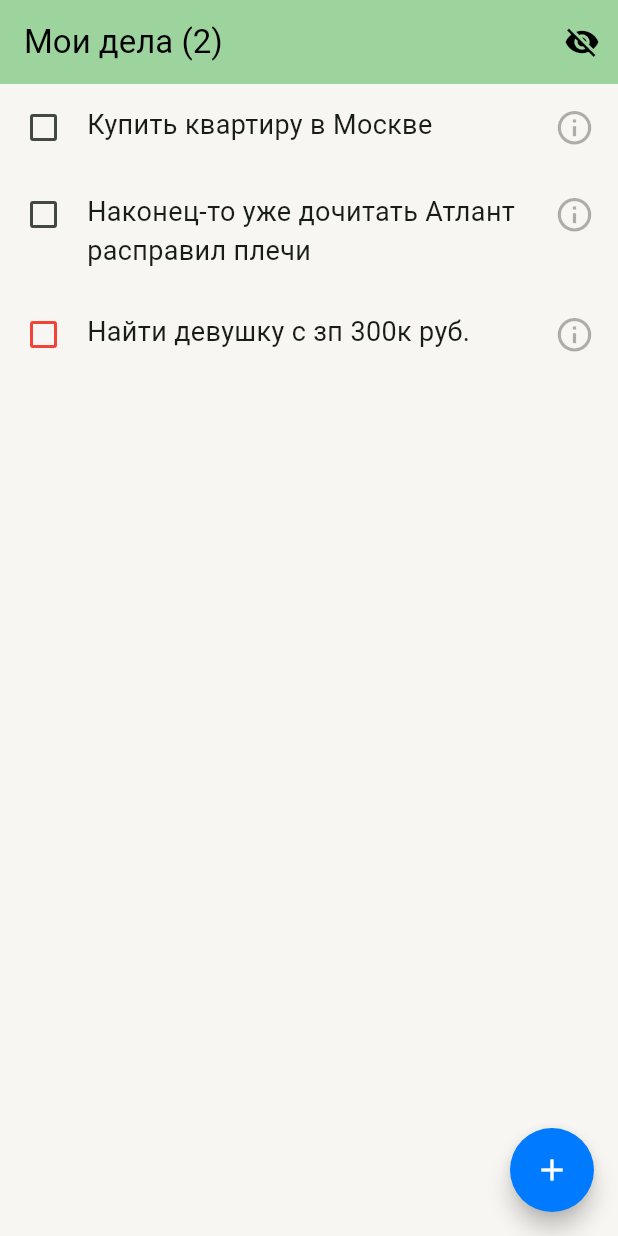
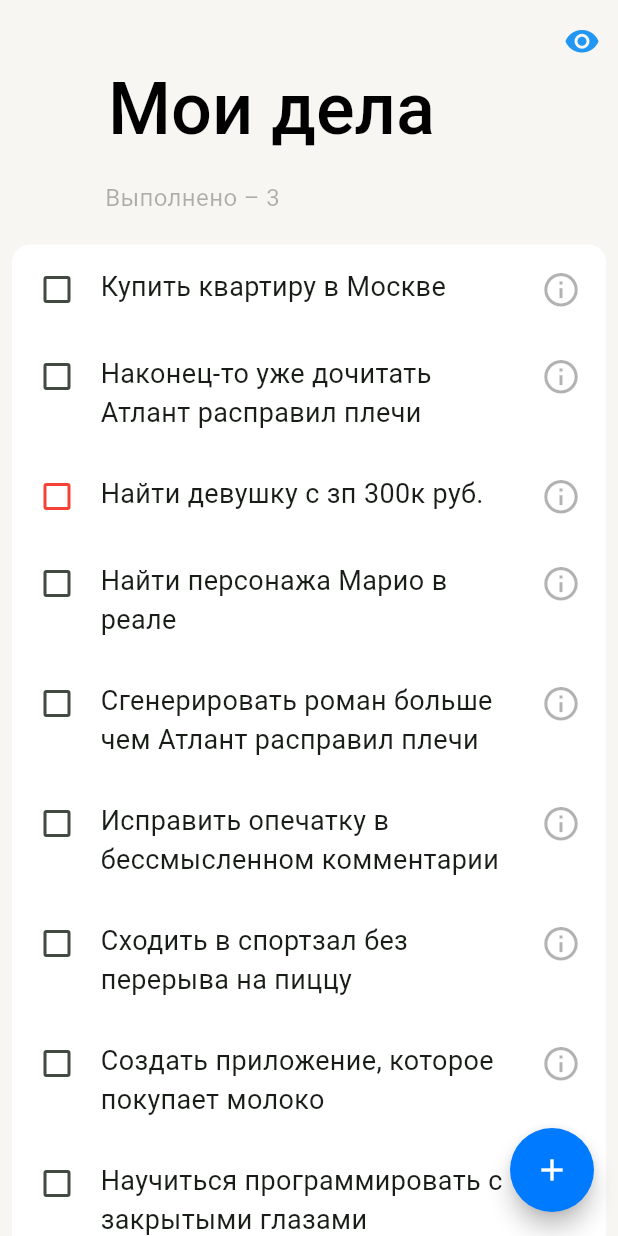
Before and after one commit to denisskin/todoapp, a Flutter app: the screen it shows after launch, on a phone screen of 412 x 824 dp. Run offline on Flutter 3.47's test engine with Material 2 defaults, Android fonts, the phone set to English and light mode, and no system bars; our stand-ins replace google_fonts.

Commit message:
fix homepage styles

```diff
--- a/lib/db.dart
+++ b/lib/db.dart
@@ -9,6 +9,15 @@ class TasksDB {
     Task(id: 3, title: 'Сходить в спортзал', completed: true),
     Task(id: 4, title: 'Наконец-то уже дочитать Атлант расправил плечи'),
     Task(id: 5, title: 'Найти девушку с зп 300к руб.', priority: 'high'),
+    Task(id: 6, title: 'Найти персонажа Марио в реале', priority: 'low'),
+    Task(id: 7, title: 'Сгенерировать роман больше чем Атлант расправил плечи'),
+    Task(id: 8, title: 'Перезагрузить кофеварку без ошибок', completed: true),
+    Task(id: 9, title: 'Исправить опечатку в бессмысленном комментарии'),
+    Task(id: 10, title: 'Сходить в спортзал без перерыва на пиццу'),
+    Task(id: 11, title: 'Создать приложение, которое покупает молоко'),
+    Task(id: 12, title: 'Научиться программировать с закрытыми глазами'),
+    Task(id: 13, title: 'Запустить скайнет и поработить мир', priority: 'low'),
+    Task(id: 14, title: 'Прокачать свой Тиндер-акк', priority: 'high'),
   ];
 
   TasksDB() {
--- a/lib/homepage.dart
+++ b/lib/homepage.dart
@@ -17,23 +17,100 @@ class _HomePageState extends State<HomePage> {
     final tasks = fViewAll ? DB.tasks.listAll() : DB.tasks.listCurrent();
 
     return Scaffold(
-      appBar: AppBar(
-        backgroundColor: Theme.of(context).colorScheme.inversePrimary,
-        title: Text('Мои дела (${DB.tasks.countCompleted()})'),
+      // appBar: AppBar(
+      //   backgroundColor: Theme.of(context).colorScheme.inversePrimary,
+      //   title: Text('Мои дела (${DB.tasks.countCompleted()})'),
+      //   centerTitle: false,
+      //   actions: [
+      //     IconButton(
+      //       icon:
+      //           Icon(fViewAll ? Icons.visibility_sharp : Icons.visibility_off),
+      //       onPressed: () => setState(() {
+      //         fViewAll = !fViewAll;
+      //       }),
+      //     ),
+      //   ],
+      // ),
+      // body: ListView.builder(
+      //   itemCount: tasks.length,
+      //   itemBuilder: (ctx, i) => _itemTile(ctx, tasks[i]!),
+      // ),
+      body: CustomScrollView(
+        slivers: [
+          SliverAppBar(
+            expandedHeight: 120,
+            // collapsedHeight: 50,
+            // backgroundColor: TodoElementsColor.getBackPrimaryColor(context),
+            pinned: true,
+            flexibleSpace: FlexibleSpaceBar(
+              title: Text('Мои дела', style: MyTheme.textAppBar),
               centerTitle: false,
+            ),
             actions: [
               IconButton(
-            icon:
-                Icon(fViewAll ? Icons.visibility_sharp : Icons.visibility_off),
+                icon: fViewAll ? MyTheme.iconViewAll : MyTheme.iconView,
                 onPressed: () => setState(() {
                   fViewAll = !fViewAll;
                 }),
               ),
             ],
           ),
-      body: ListView.builder(
+          SliverToBoxAdapter(
+            child: Column(
+              mainAxisSize: MainAxisSize.min,
+              crossAxisAlignment: CrossAxisAlignment.start,
+              children: [
+                Padding(
+                    padding: const EdgeInsets.fromLTRB(70, 0, 0, 0),
+                    child: Text('Выполнено – ${DB.tasks.countCompleted()}',
+                        style: MyTheme.textDone)),
+                Padding(
+                  padding: const EdgeInsets.fromLTRB(8.0, 20.0, 8.0, 40.0),
+                  child: Container(
+                    decoration: BoxDecoration(
+                      color: MyTheme.colorBgSecondary,
+                      border: Border.all(color: MyTheme.colorBgSecondary),
+                      borderRadius: const BorderRadius.all(
+                        Radius.circular(12),
+                      ),
+                    ),
+                    child: Column(
+                      mainAxisSize: MainAxisSize.min,
+                      children: [
+                        ListView.builder(
+                          physics: const NeverScrollableScrollPhysics(),
+                          padding: EdgeInsets.zero,
+                          shrinkWrap: true,
                           itemCount: tasks.length,
                           itemBuilder: (ctx, i) => _itemTile(ctx, tasks[i]!),
+                        ),
+                        Padding(
+                          // New Task Button
+                          padding: const EdgeInsets.fromLTRB(60, 20, 20, 20),
+                          child: Row(
+                            crossAxisAlignment: CrossAxisAlignment.start,
+                            children: [
+                              Expanded(
+                                child: GestureDetector(
+                                  onTap: () => openTask(context, 0),
+                                  child: Text(
+                                    'Новое',
+                                    style: MyTheme.buttonNewTask,
+                                  ),
+                                ),
+                              ),
+                            ],
+                          ),
+                        ),
+                      ],
+                    ),
+                  ),
+                ),
+                SizedBox(height: 100),
+              ],
+            ),
+          ),
+        ],
       ),
       floatingActionButton: FloatingActionButton(
         tooltip: 'Добавить',
--- a/lib/theme.dart
+++ b/lib/theme.dart
@@ -20,10 +20,6 @@ AppTheme currTheme(BuildContext context) {
 
 abstract class MyTheme {
   //app
-  static final appTheme = ThemeData(
-    colorScheme: ColorScheme.fromSeed(seedColor: Colors.blue),
-    // colorScheme: const ColorScheme.light(),
-  );
 
   static final lightAppTheme = ThemeData(
     brightness: Brightness.light,
@@ -54,6 +50,25 @@ abstract class MyTheme {
       backgroundColor: DarkThemeColors.colorBlue,
     ),
     scaffoldBackgroundColor: DarkThemeColors.backPrimary,
+  );
+
+  static const iconView = Icon(Icons.visibility_sharp, color: Colors.blue);
+  static const iconViewAll = Icon(Icons.visibility_off, color: Colors.blue);
+  static const colorBgSecondary = Color(0xFFFFFFFF);
+  static const textDone = TextStyle(
+    fontSize: 16,
+    color: Color(0x4D000000),
+  );
+
+  static final textAppBar = GoogleFonts.roboto(
+    fontSize: 32.0,
+    fontWeight: FontWeight.w500,
+    color: labelPrimary,
+  );
+  static final buttonNewTask = GoogleFonts.roboto(
+    fontSize: 16,
+    fontWeight: FontWeight.w500,
+    color: labelSecondary,
   );
 
   static const cbxActiveColor = Colors.green;
@@ -129,12 +144,12 @@ abstract class AppTextStyles {
     fontWeight: FontWeight.w400,
   );
 
-  static TextStyle appbarAcionTextStyle = GoogleFonts.roboto(
+  static TextStyle appbarActionTextStyle = GoogleFonts.roboto(
     fontSize: 14.0,
     fontWeight: FontWeight.w500,
   );
 
-  static TextStyle regylarBodyText = GoogleFonts.roboto(
+  static TextStyle regularBodyText = GoogleFonts.roboto(
     fontSize: 16.0,
     fontWeight: FontWeight.w400,
   );
```
Lines whose indentation alone changed are shown as unchanged.
